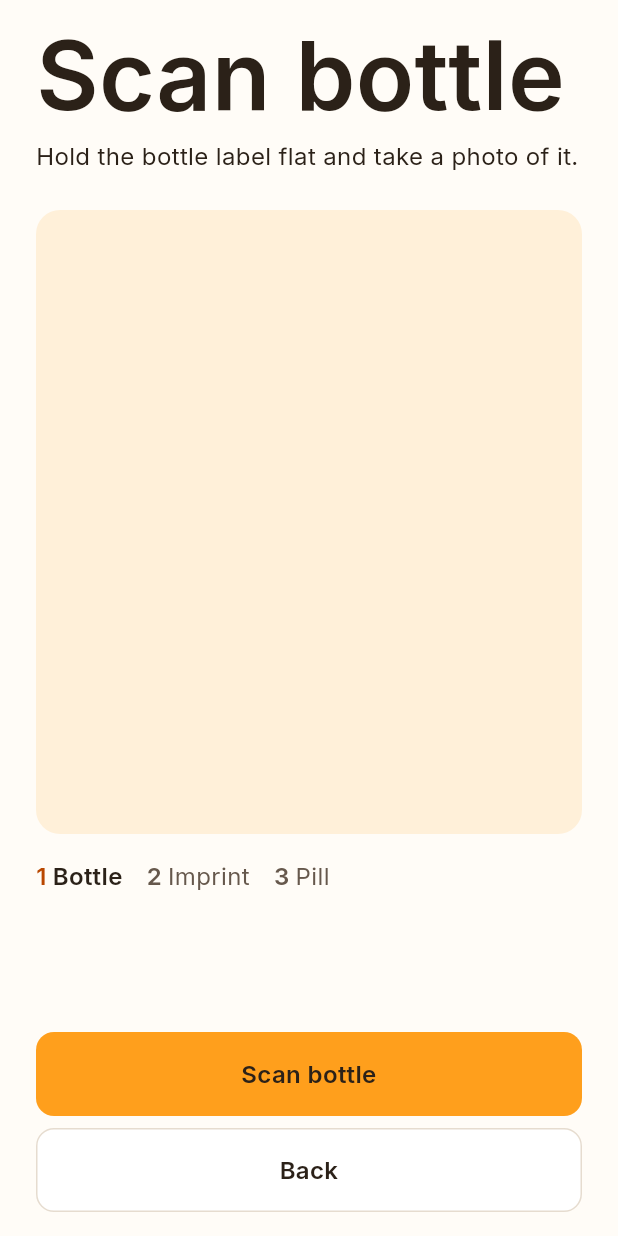
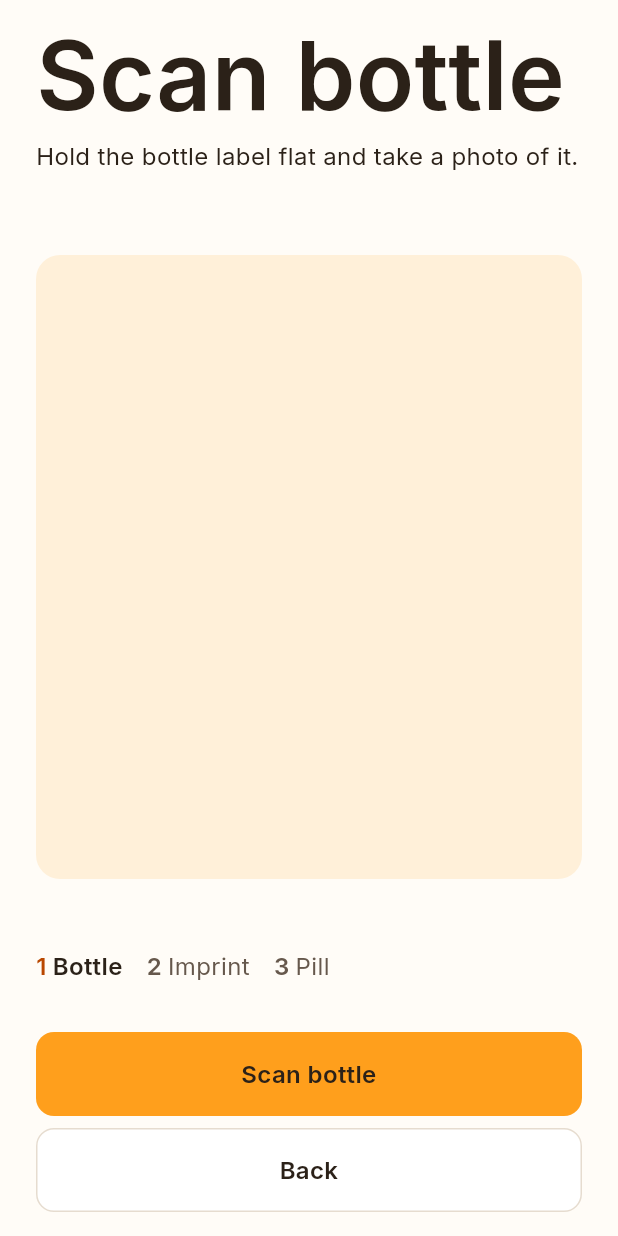
Before and after one commit to viktorinkov/HackMIT-2026, a Flutter app: the screen it shows after launch, after a tap on "Get started", on a phone screen of 412 x 824 dp. Run offline on Flutter 3.47's test engine with Material 3 defaults, Android fonts, the phone set to English and light mode, and no system bars; our stand-ins replace image_picker, permission_handler, rive; missing offline and left inert: waveform_flutter; statements that could not run were skipped.

Commit message:
Fit the scan screens inside the viewport

```diff
--- a/mobile/lib/screens/capture_screen.dart
+++ b/mobile/lib/screens/capture_screen.dart
@@ -86,12 +86,14 @@ class _CaptureScreenState extends State<CaptureScreen> {
   Widget build(BuildContext context) {
     final photo = scanSession.photoFor(widget.step);
     return PeelScaffold(
+      fill: true,
       content: [
         Text(copy.title, style: PeelText.brand),
         const SizedBox(height: PeelSpace.x8),
         Text(copy.instruction, style: PeelText.body),
         const SizedBox(height: PeelSpace.x24),
-        PhotoSlot(
+        Flexible(
+          child: PhotoSlot(
             photo: photo,
             description: copy.placeholder,
             empty: PeelRiveSlot(stage: stage),
@@ -101,6 +103,7 @@ class _CaptureScreenState extends State<CaptureScreen> {
               scanSession.setPhoto(widget.step, null);
               setState(() {});
             },
+          ),
         ),
         const SizedBox(height: PeelSpace.x16),
         ScanSteps(current: widget.step),
--- a/mobile/lib/screens/device_screen.dart
+++ b/mobile/lib/screens/device_screen.dart
@@ -99,12 +99,13 @@ class _DeviceScreenState extends State<DeviceScreen> {
         _phase == DevicePhase.connecting || _phase == DevicePhase.checking;
 
     return PeelScaffold(
+      fill: true,
       content: [
         Text(copy.title, style: PeelText.brand),
         const SizedBox(height: PeelSpace.x8),
         Text(copy.body, style: PeelText.body),
         const SizedBox(height: PeelSpace.x24),
-        PeelRiveSlot(stage: _stage),
+        Flexible(child: Center(child: PeelRiveSlot(stage: _stage))),
         const SizedBox(height: PeelSpace.x16),
         const ScanSteps(current: ScanStep.pill),
       ],
--- a/mobile/lib/screens/onboarding_screen.dart
+++ b/mobile/lib/screens/onboarding_screen.dart
@@ -14,6 +14,7 @@ class OnboardingScreen extends StatelessWidget {
   @override
   Widget build(BuildContext context) {
     return PeelScaffold(
+      fill: true,
       content: const [
         Text('Peel', style: PeelText.brand),
         SizedBox(height: PeelSpace.x8),
@@ -22,7 +23,14 @@ class OnboardingScreen extends StatelessWidget {
           style: PeelText.body,
         ),
         SizedBox(height: PeelSpace.x24),
-        PeelRiveSlot(stage: PeelStage.bottleScan, aspectRatio: 13 / 12),
+        Flexible(
+          child: Center(
+            child: PeelRiveSlot(
+              stage: PeelStage.bottleScan,
+              aspectRatio: 13 / 12,
+            ),
+          ),
+        ),
       ],
       actions: [
         PeelButton(
--- a/mobile/lib/widgets/peel_scaffold.dart
+++ b/mobile/lib/widgets/peel_scaffold.dart
@@ -10,11 +10,16 @@ class PeelScaffold extends StatelessWidget {
     required this.content,
     this.actions = const [],
     this.topBar,
+    this.fill = false,
   });
 
   final List<Widget> content;
   final List<Widget> actions;
   final Widget? topBar;
+
+  /// Lays the content out inside the viewport instead of scrolling it, so a
+  /// flexible child shrinks rather than sliding under the pinned actions.
+  final bool fill;
 
   @override
   Widget build(BuildContext context) {
@@ -25,17 +30,24 @@ class PeelScaffold extends StatelessWidget {
           children: [
             if (topBar != null) topBar!,
             Expanded(
-              child: SingleChildScrollView(
+              child: Padding(
                 padding: const EdgeInsets.fromLTRB(
                   PeelSpace.x24,
                   PeelSpace.x16,
                   PeelSpace.x24,
                   PeelSpace.x24,
                 ),
-                child: Column(
-                  crossAxisAlignment: CrossAxisAlignment.stretch,
-                  children: content,
-                ),
+                child: fill
+                    ? Column(
+                        crossAxisAlignment: CrossAxisAlignment.stretch,
+                        children: content,
+                      )
+                    : SingleChildScrollView(
+                        child: Column(
+                          crossAxisAlignment: CrossAxisAlignment.stretch,
+                          children: content,
+                        ),
+                      ),
               ),
             ),
             if (actions.isNotEmpty)
--- a/mobile/lib/widgets/photo_slot.dart
+++ b/mobile/lib/widgets/photo_slot.dart
@@ -1,5 +1,4 @@
 import 'dart:io';
-import 'dart:math' as math;
 
 import 'package:flutter/material.dart';
 
@@ -31,22 +30,19 @@ class PhotoSlot extends StatelessWidget {
   @override
   Widget build(BuildContext context) {
     if (photo == null) {
-      return GestureDetector(
+      return Center(
+        child: GestureDetector(
           onTap: onAdd,
           child: empty ?? AnimationPlaceholder(description: description),
+        ),
       );
     }
 
     return Column(
+      mainAxisSize: MainAxisSize.min,
       crossAxisAlignment: CrossAxisAlignment.stretch,
       children: [
-        LayoutBuilder(
-          builder: (context, constraints) => SizedBox(
-            // Leaves room for the step row under taller headings.
-            height: math.min(
-              constraints.maxWidth * 416 / 364,
-              MediaQuery.sizeOf(context).height * 0.45,
-            ),
+        Flexible(
           child: Center(
             child: AspectRatio(
               aspectRatio: 364 / 416,
@@ -55,7 +51,6 @@ class PhotoSlot extends StatelessWidget {
                 child: Container(
                   color: PeelColors.camera,
                   child: Image.file(photo!, fit: BoxFit.contain),
-                  ),
                 ),
               ),
             ),
```
Also changed, not shown: mobile/lib/screens/sending_report_screen.dart (+8 -3 lines). Lines whose indentation alone changed are shown as unchanged.
